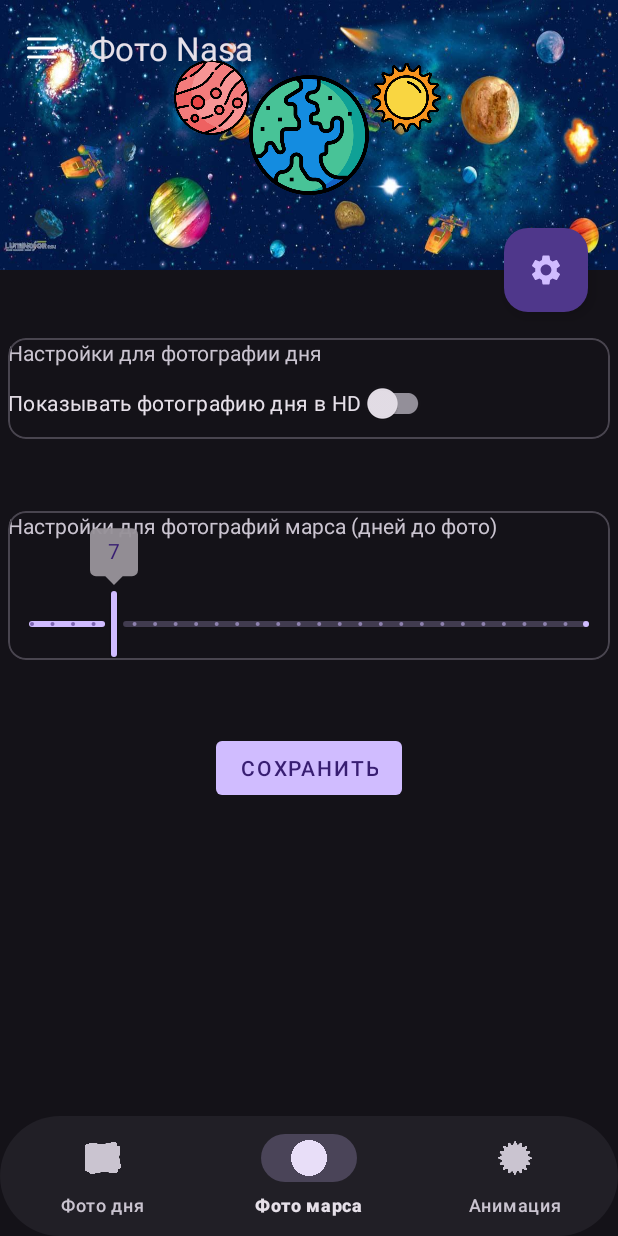
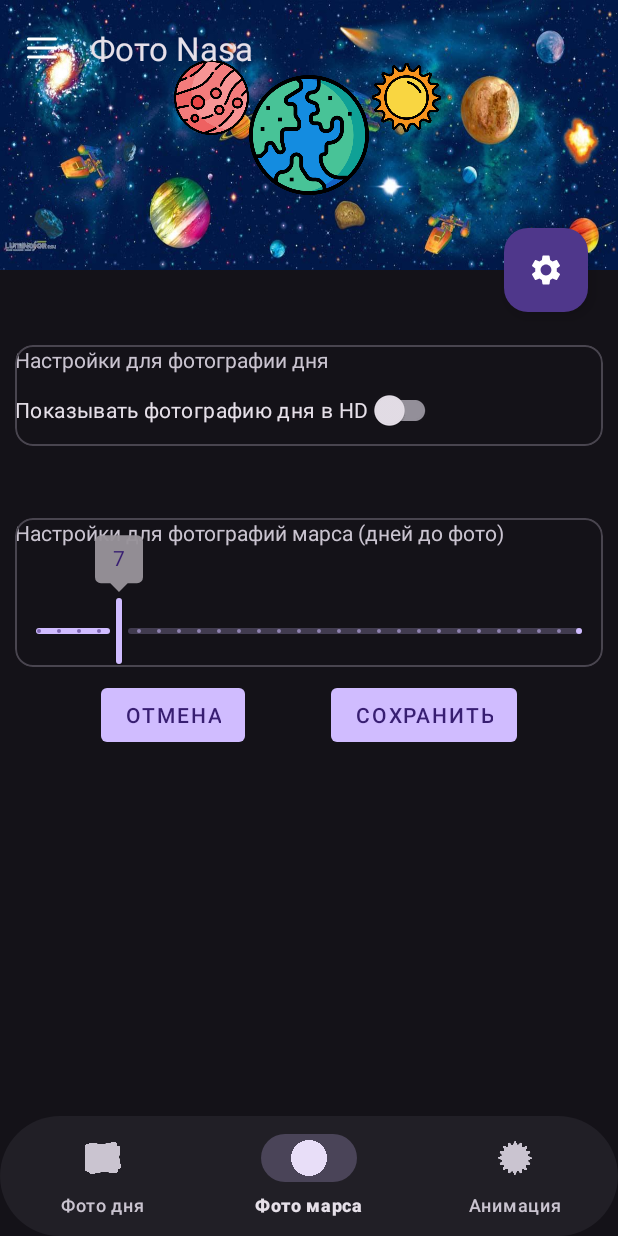
Before and after one commit to VladJT/GBNasaApp, an Android app: the screen it shows after launch (MainActivity), after a tap on an icon or button, on a phone screen of 412 x 824 dp. Run offline under Robolectric (Android 15) with nearby library versions, the phone set to English and light mode, and no system bars; pictures from the network do not load; 1 statement that could not run was skipped; 3 other taps on this screen came first.

Commit message:
add animations to settings button

```diff
--- a/app/src/main/java/jt/projects/gbnasaapp/MainActivity.kt
+++ b/app/src/main/java/jt/projects/gbnasaapp/MainActivity.kt
@@ -1,10 +1,13 @@
 package jt.projects.gbnasaapp
 
+import android.animation.ObjectAnimator
 import android.os.Bundle
 import android.view.MenuItem
+import android.widget.Toast
 import androidx.appcompat.app.AppCompatActivity
 import androidx.core.content.ContextCompat
 import androidx.fragment.app.Fragment
+import com.google.android.material.appbar.AppBarLayout
 import com.google.android.material.dialog.MaterialAlertDialogBuilder
 import jt.projects.gbnasaapp.databinding.ActivityMainBinding
 import jt.projects.gbnasaapp.model.SharedPref
@@ -15,7 +18,7 @@ import jt.projects.gbnasaapp.ui.mars.MarsFragment
 import jt.projects.gbnasaapp.ui.pod.PodViewPagerFragment
 import jt.projects.gbnasaapp.utils.BOTTOM_NAV_FRAGMENT_TAG
 import jt.projects.gbnasaapp.utils.SETTINGS_FRAGMENT_TAG
-import jt.projects.gbnasaapp.utils.toast
+import kotlin.math.abs
 
 class MainActivity : AppCompatActivity() {
 
@@ -41,6 +44,7 @@ class MainActivity : AppCompatActivity() {
         initLogoListener()
 
         binding.fabTop.setOnClickListener {
+            ObjectAnimator.ofFloat(binding.fabTopImageview, "rotation", 0f, 360f).start()
             showFragmentWithBS(SettingsFragment.newInstance(), SETTINGS_FRAGMENT_TAG)
         }
 
@@ -54,23 +58,33 @@ class MainActivity : AppCompatActivity() {
     // TODO почему-то не работает - надо переделать!
     private fun initLogoListener() {
         binding.logoIconMars.setOnClickListener {
-            toast("mars")
-         //   showFragment(MarsFragment.newInstance())
+            Toast.makeText(this, "mars", Toast.LENGTH_SHORT).show()
+            //   showFragment(MarsFragment.newInstance())
         }
         binding.logoIconSolar.setOnClickListener {
-            toast("solar")
+            Toast.makeText(this, "solar", Toast.LENGTH_SHORT).show()
         }
         binding.logoIconEarth.setOnClickListener {
-            toast("earth")
+            Toast.makeText(this, "earth", Toast.LENGTH_SHORT).show()
         }
     }
 
     private fun initToolbar() {
-        binding.toolbar.navigationIcon =
-            ContextCompat.getDrawable(
-                this,
-                R.drawable.ic_hamburger_menu
-            )
+        with(binding.toolbar) {
+            navigationIcon =
+                ContextCompat.getDrawable(
+                    this@MainActivity,
+                    R.drawable.ic_hamburger_menu
+                )
+        }
+//        (binding.toolbar as AppBarLayout).addOnOffsetChangedListener { appBarLayout, verticalOffset ->
+//            if (abs(verticalOffset) - appBarLayout.totalScrollRange == 0) {
+//                //  on Collapse
+//                binding.fabTopImageview.alpha = 0f
+//            } else {
+//                binding.fabTopImageview.alpha = 1f
+//            }
+//        }
     }
 
 //    private fun initFabListener() {
--- a/app/src/main/java/jt/projects/gbnasaapp/ui/common/SettingsFragment.kt
+++ b/app/src/main/java/jt/projects/gbnasaapp/ui/common/SettingsFragment.kt
@@ -31,6 +31,7 @@ class SettingsFragment : Fragment() {
         super.onViewCreated(view, savedInstanceState)
         initPodHdSwitch()
         initSaveButton()
+        initExitButton()
         initMarsDaysBeforeSlider()
     }
 
@@ -40,6 +41,12 @@ class SettingsFragment : Fragment() {
             SharedPref.settings.marsPhotoDaysBefore =
                 binding.sliderMarsPhotoDaysBefore.value.toInt()
             SharedPref.save()
+            requireActivity().supportFragmentManager.popBackStack()
+        }
+    }
+
+    private fun initExitButton() {
+        binding.buttonExitSettings.setOnClickListener {
             requireActivity().supportFragmentManager.popBackStack()
         }
     }
--- a/app/src/main/res/layout/activity_main.xml
+++ b/app/src/main/res/layout/activity_main.xml
@@ -19,6 +19,7 @@
             android:layout_height="match_parent"
             android:fitsSystemWindows="true"
             app:contentScrim="?attr/colorPrimary"
+            app:expandedTitleTextAppearance="@android:color/transparent"
             app:layout_scrollFlags="scroll|exitUntilCollapsed"
             app:titleCollapseMode="scale"
             app:titleEnabled="false"
@@ -96,8 +97,16 @@
         android:layout_marginEnd="@dimen/fab_margin"
         app:layout_anchor="@id/app_bar"
         app:layout_anchorGravity="bottom|end"
-        app:srcCompat="@drawable/ic_baseline_settings_24"
         app:tint="?attr/colorPrimaryVariant" />
+
+    <ImageView
+        android:id="@+id/fab_top_imageview"
+        android:layout_width="wrap_content"
+        android:layout_height="wrap_content"
+        android:elevation="10dp"
+        app:layout_anchor="@id/fab_top"
+        app:layout_anchorGravity="center"
+        app:srcCompat="@drawable/ic_baseline_settings_24" />
 
     <!--
     <com.google.android.material.bottomappbar.BottomAppBar
--- a/app/src/main/res/layout/fragment_animations.xml
+++ b/app/src/main/res/layout/fragment_animations.xml
@@ -54,8 +54,7 @@
 
                     <androidx.appcompat.widget.AppCompatImageView
                         android:layout_width="match_parent"
-                        android:layout_height="match_parent"
-                        app:srcCompat="@drawable/logo" />
+                        android:layout_height="match_parent" />
 
                     <androidx.appcompat.widget.AppCompatButton
                         android:id="@+id/button_path"
--- a/app/src/main/res/layout/fragment_settings.xml
+++ b/app/src/main/res/layout/fragment_settings.xml
@@ -8,7 +8,7 @@
         android:layout_width="match_parent"
         android:layout_height="match_parent"
         android:layout_gravity="center_horizontal"
-        android:layout_margin="@dimen/margin_std_small"
+        android:layout_margin="@dimen/margin_std"
         android:background="?android:windowBackground"
         android:divider="@drawable/separator"
         android:gravity="center"
@@ -81,16 +81,31 @@
             </androidx.constraintlayout.widget.ConstraintLayout>
         </com.google.android.material.card.MaterialCardView>
 
+        <androidx.constraintlayout.widget.ConstraintLayout
+            android:layout_width="match_parent"
+            android:layout_height="wrap_content">
+
             <com.google.android.material.button.MaterialButton
                 android:id="@+id/button_save_settings"
                 style="@style/Widget.MaterialComponents.Button.UnelevatedButton"
                 android:layout_width="wrap_content"
                 android:layout_height="wrap_content"
-            android:layout_marginTop="@dimen/margin_std_big"
                 android:text="@string/save"
                 app:layout_constraintEnd_toEndOf="parent"
+                app:layout_constraintHorizontal_bias="0.5"
+                app:layout_constraintStart_toEndOf="@+id/button_exit_settings"
+                app:layout_constraintTop_toTopOf="parent" />
+
+            <com.google.android.material.button.MaterialButton
+                android:id="@+id/button_exit_settings"
+                style="@style/Widget.MaterialComponents.Button.UnelevatedButton"
+                android:layout_width="wrap_content"
+                android:layout_height="wrap_content"
+                android:text="@string/cancel"
+                app:layout_constraintEnd_toStartOf="@+id/button_save_settings"
+                app:layout_constraintHorizontal_bias="0.5"
                 app:layout_constraintStart_toStartOf="parent"
-            app:layout_constraintTop_toBottomOf="@+id/slider_mars_photo_days_before" />
-
+                app:layout_constraintTop_toTopOf="parent" />
+        </androidx.constraintlayout.widget.ConstraintLayout>
     </LinearLayout>
 </ScrollView>
--- a/app/src/main/res/values/strings.xml
+++ b/app/src/main/res/values/strings.xml
@@ -6,4 +6,5 @@
     <string name="theme_default">BlackNight (default)</string>
     <string name="theme_1">Mars (Cut)</string>
     <string name="theme_2">Neptune (Rounded)</string>
+    <string name="cancel">Отмена</string>
 </resources>
```
Lines whose indentation alone changed are shown as unchanged.
